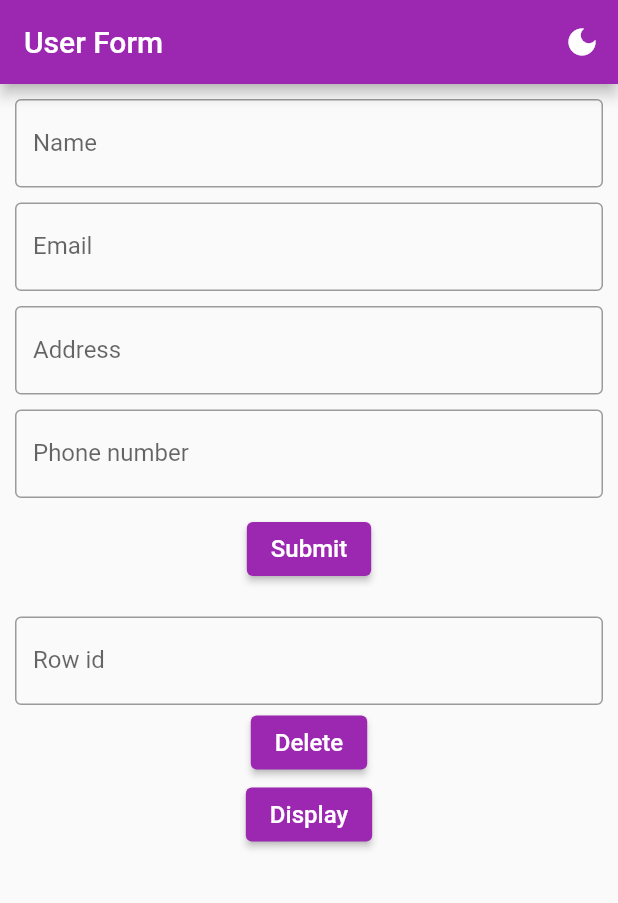
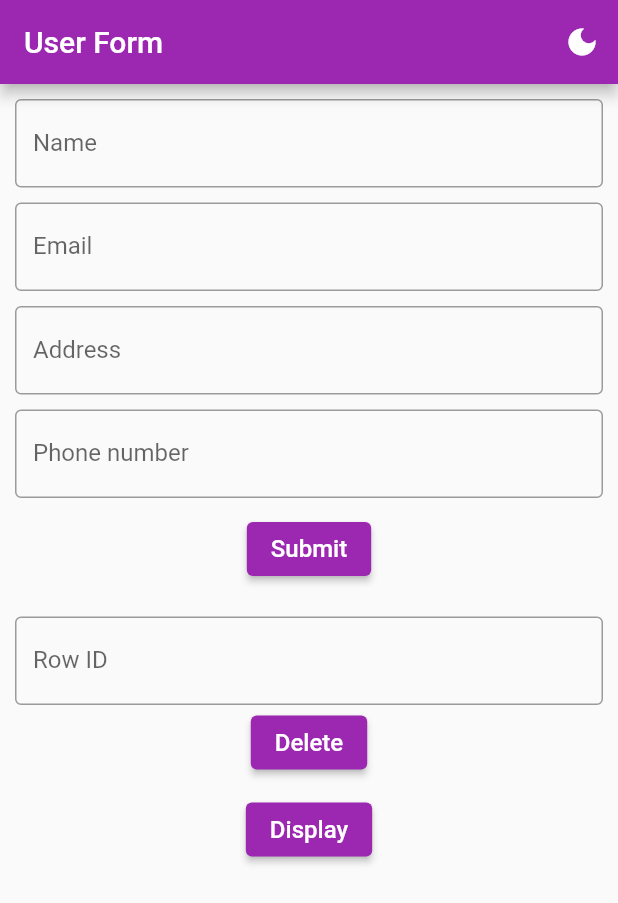
Before and after one commit to suburbanbourbon/simple-flutter-app, a Flutter app: the screen it shows after launch, on a phone screen of 412 x 824 dp. Shown: the top 903 px of the screen. Run offline on Flutter 3.47's test engine with Material 2 defaults, Android fonts, the phone set to English and light mode, and no system bars; our stand-ins replace sqflite; accounts and stored records are empty.

Commit message:
fixed a few things

```diff
--- a/lib/form_screen.dart
+++ b/lib/form_screen.dart
@@ -85,7 +85,6 @@ class FormScreenState extends State<FormScreen> {
         labelText: 'Address',
         border: OutlineInputBorder(),
       ),
-      keyboardType: TextInputType.text,
       validator: (String? value) {
         if (value!.isEmpty) {
           return 'Address is Required';
@@ -133,7 +132,7 @@ class FormScreenState extends State<FormScreen> {
     return TextFormField(
       controller: _delidController,
       decoration: const InputDecoration(
-        labelText: 'Row id',
+        labelText: 'Row ID',
         border: OutlineInputBorder(),
       ),
       keyboardType: TextInputType.number,
@@ -223,6 +222,7 @@ class FormScreenState extends State<FormScreen> {
                       _delidController.clear();
                     },
                   ),
+                  const SizedBox(height: 10),
                   ElevatedButton(
                     child: const Text(
                       'Display',
```
Also changed, not shown: lib/main.dart (+5 -2 lines).
